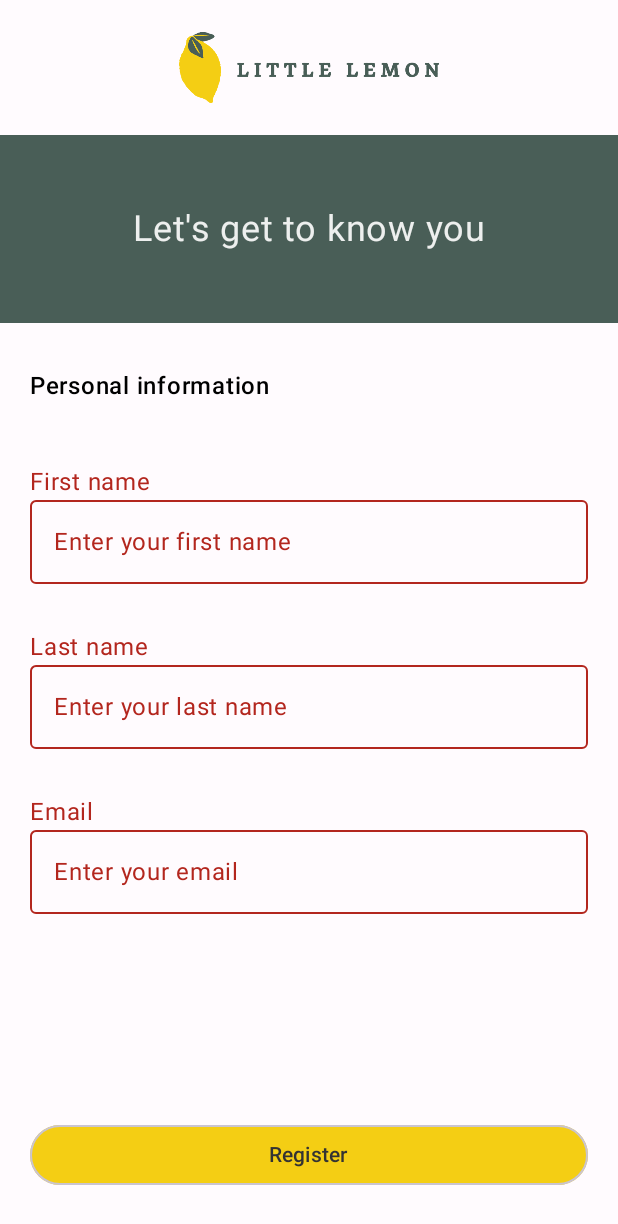
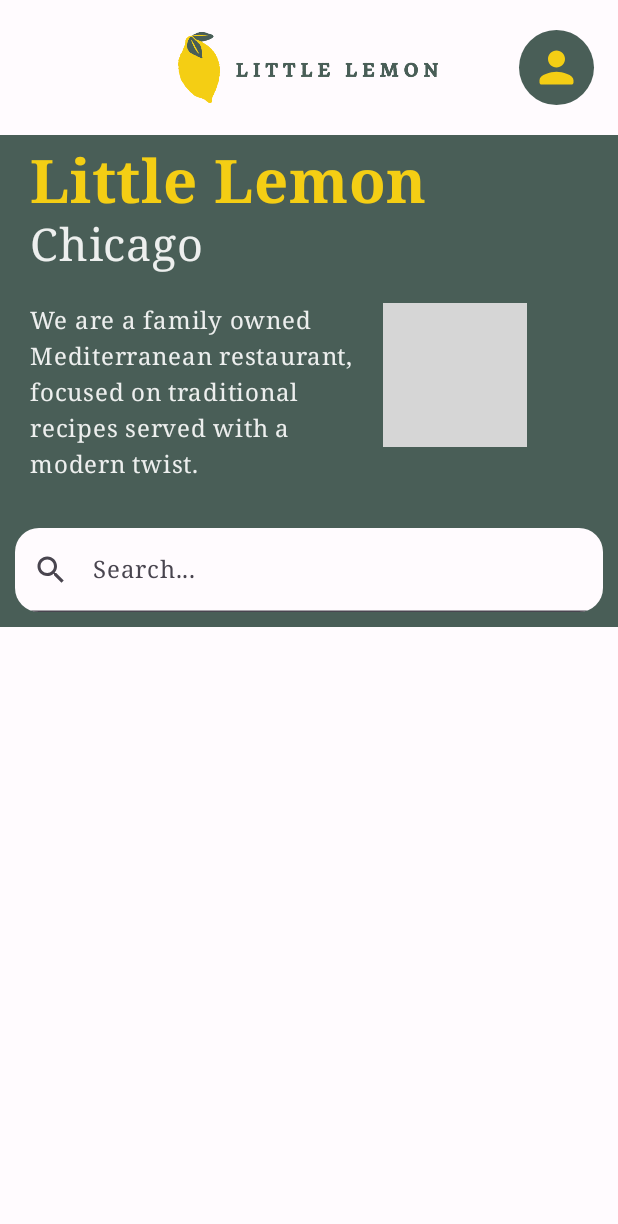
Before and after one commit to EberronBruce/LittleLemon-Android, an Android app built with Jetpack Compose: the screen it shows after launch (MainActivity), after a tap on "Register", on a phone screen of 412 x 824 dp. Shown: the top 1224 px of the screen. Run offline under Robolectric (Android 15) with nearby library versions, the phone set to English and light mode, and no system bars; grey boxes are pictures that could not be loaded.

Commit message:
Adjust Header Added Hero to home

```diff
--- a/app/src/main/java/com/redravencomputing/littlelemonandroid/ui/theme/Type.kt
+++ b/app/src/main/java/com/redravencomputing/littlelemonandroid/ui/theme/Type.kt
@@ -9,7 +9,7 @@ import androidx.compose.ui.unit.sp
 // Set of Material typography styles to start with
 val Typography = Typography(
 	bodyLarge = TextStyle(
-		fontFamily = FontFamily.Default,
+		fontFamily = FontFamily.Serif,
 		fontWeight = FontWeight.Normal,
 		fontSize = 16.sp,
 		lineHeight = 24.sp,
--- a/app/src/main/java/com/redravencomputing/littlelemonandroid/views/Home.kt
+++ b/app/src/main/java/com/redravencomputing/littlelemonandroid/views/Home.kt
@@ -1,17 +1,40 @@
 package com.redravencomputing.littlelemonandroid.views
 
+import androidx.compose.foundation.Image
 import androidx.compose.foundation.background
 import androidx.compose.foundation.clickable
 import androidx.compose.foundation.layout.Column
+import androidx.compose.foundation.layout.Row
 import androidx.compose.foundation.layout.fillMaxSize
+import androidx.compose.foundation.layout.fillMaxWidth
+import androidx.compose.foundation.layout.padding
+import androidx.compose.foundation.layout.sizeIn
+import androidx.compose.foundation.shape.RoundedCornerShape
+import androidx.compose.foundation.text.KeyboardOptions
+import androidx.compose.material.icons.Icons
+import androidx.compose.material.icons.filled.Search
+import androidx.compose.material3.ExperimentalMaterial3Api
+import androidx.compose.material3.Icon
 import androidx.compose.material3.MaterialTheme
 import androidx.compose.material3.Text
+import androidx.compose.material3.TextField
+import androidx.compose.material3.TextFieldDefaults
 import androidx.compose.runtime.Composable
 import androidx.compose.ui.Modifier
+import androidx.compose.ui.draw.clip
+import androidx.compose.ui.layout.ContentScale
+import androidx.compose.ui.res.painterResource
+import androidx.compose.ui.text.font.FontWeight
+import androidx.compose.ui.text.input.ImeAction
 import androidx.compose.ui.tooling.preview.Preview
+import androidx.compose.ui.unit.dp
+import androidx.compose.ui.unit.sp
 import androidx.navigation.NavHostController
 import androidx.navigation.compose.rememberNavController
+import com.redravencomputing.littlelemonandroid.R
 import com.redravencomputing.littlelemonandroid.ui.theme.LittleLemonAndroidTheme
+import com.redravencomputing.littlelemonandroid.ui.theme.LittleLemonLightGrey
+import com.redravencomputing.littlelemonandroid.ui.theme.LittleLemonYellow
 import com.redravencomputing.littlelemonandroid.viewModels.Profile
 
 @Composable
@@ -24,9 +47,89 @@ fun HomeScreen(navController: NavHostController) {
 				navController.navigate(Profile.route)
 			}
 	) {
-		Text(text = "Home Screen")
+		Header(home = true, navController = navController)
+		Hero()
 	}
 }
+
+
+@OptIn(ExperimentalMaterial3Api::class)
+@Composable
+fun Hero() {
+	Column(
+		modifier = Modifier
+			.fillMaxWidth()
+			.background(MaterialTheme.colorScheme.primary)
+	) {
+		Text(
+			text = "Little Lemon",
+			color = LittleLemonYellow,
+			fontSize = 40.sp,
+			fontWeight = FontWeight.SemiBold,
+			modifier = Modifier
+				.padding(start = 20.dp, top = 8.dp)
+		)
+		Text(
+			text = "Chicago",
+			color = LittleLemonLightGrey,
+			fontSize = 30.sp,
+			fontWeight = FontWeight.Medium,
+			modifier = Modifier
+				.padding(start = 20.dp)
+		)
+		Row(
+			modifier = Modifier
+				.fillMaxWidth()
+				.padding(10.dp)
+		) {
+			Text(
+				text = "We are a family owned Mediterranean restaurant, focused on traditional recipes served with a modern twist.",
+				color = LittleLemonLightGrey,
+				modifier = Modifier
+					.fillMaxWidth(0.6f)
+					.padding(10.dp)
+			)
+			Image(
+				painter = painterResource(id = R.drawable.hero_image),
+				contentDescription = "Hero Image",
+				contentScale = ContentScale.FillWidth,
+				modifier = Modifier
+					.sizeIn(
+						minWidth = 100.dp,
+						minHeight = 100.dp,
+						maxHeight = 150.dp,
+						maxWidth = 150.dp
+					)
+//					.size(150.dp)
+//					.height(150.dp)
+					.padding(10.dp)
+					.clip(RoundedCornerShape(16.dp))
+			)
+		}
+
+		TextField(
+			value = "",
+			onValueChange = {},
+			leadingIcon = {
+				Icon(
+					imageVector = Icons.Default.Search,
+					contentDescription = "Search Icon")
+			},
+			placeholder = { Text("Search...")},
+			keyboardOptions = KeyboardOptions(
+				imeAction = ImeAction.Search
+			),
+			modifier = Modifier
+				.fillMaxWidth()
+				.padding(10.dp),
+			colors =  TextFieldDefaults.textFieldColors(containerColor = MaterialTheme.colorScheme.background),
+			shape = RoundedCornerShape(16.dp)
+		)
+
+	}
+}
+
+
 
 @Preview(showBackground = true)
 @Composable
@@ -36,3 +139,11 @@ fun HomePreview() {
 		HomeScreen(navController)
 	}
 }
+
+@Preview(showBackground = true)
+@Composable
+fun HeroPreview() {
+	LittleLemonAndroidTheme {
+		Hero()
+	}
+}
--- a/app/src/main/java/com/redravencomputing/littlelemonandroid/views/Onboarding.kt
+++ b/app/src/main/java/com/redravencomputing/littlelemonandroid/views/Onboarding.kt
@@ -202,16 +202,17 @@ fun OnboardingForm(navController: NavHostController) {
 				.padding(bottom = 10.dp),
 			colors = ButtonDefaults.buttonColors(containerColor = LittleLemonYellow),
 			onClick = {
-				firstNameError = firstName.isBlank()
-				lastNameError = lastName.isBlank()
-				emailError = email.isBlank() || !isValidEmail(email)
-				//Check Fields and let user know if they are not filled out.
-				if (!firstNameError && !lastNameError && email.isNotBlank()) {
-					handleRegistration(context, navController, firstName, lastName, email)
-
-				} else {
-					Toast.makeText(context, "You are missing a field. Please fill out all the information.", Toast.LENGTH_SHORT).show()
-				}
+				navController.navigate(Home.route)
+//				firstNameError = firstName.isBlank()
+//				lastNameError = lastName.isBlank()
+//				emailError = email.isBlank() || !isValidEmail(email)
+//				//Check Fields and let user know if they are not filled out.
+//				if (!firstNameError && !lastNameError && email.isNotBlank()) {
+//					handleRegistration(context, navController, firstName, lastName, email)
+//
+//				} else {
+//					Toast.makeText(context, "You are missing a field. Please fill out all the information.", Toast.LENGTH_SHORT).show()
+//				}
 			}
 		) {
 			Text(
--- a/app/src/main/java/com/redravencomputing/littlelemonandroid/views/Profile.kt
+++ b/app/src/main/java/com/redravencomputing/littlelemonandroid/views/Profile.kt
@@ -33,7 +33,7 @@ fun ProfileScreen(navController: NavHostController) {
 			.fillMaxSize()
 			.background(MaterialTheme.colorScheme.background)
 	) {
-		Header()
+		Header(profile = true, navController = navController)
 		ScreenTitle(title = "Profile")
 		ProfileInfo(navController)
 	}
--- a/app/src/main/java/com/redravencomputing/littlelemonandroid/views/SharedComposables.kt
+++ b/app/src/main/java/com/redravencomputing/littlelemonandroid/views/SharedComposables.kt
@@ -2,38 +2,103 @@ package com.redravencomputing.littlelemonandroid.views
 
 import androidx.compose.foundation.Image
 import androidx.compose.foundation.background
+import androidx.compose.foundation.clickable
+import androidx.compose.foundation.layout.Arrangement
 import androidx.compose.foundation.layout.Box
+import androidx.compose.foundation.layout.Row
+import androidx.compose.foundation.layout.Spacer
 import androidx.compose.foundation.layout.fillMaxWidth
 import androidx.compose.foundation.layout.height
 import androidx.compose.foundation.layout.padding
+import androidx.compose.foundation.layout.size
+import androidx.compose.foundation.shape.CircleShape
 import androidx.compose.material3.MaterialTheme
 import androidx.compose.material3.Text
 import androidx.compose.runtime.Composable
 import androidx.compose.ui.Alignment
 import androidx.compose.ui.Modifier
+import androidx.compose.ui.graphics.ColorFilter
 import androidx.compose.ui.res.painterResource
+import androidx.compose.ui.tooling.preview.Preview
 import androidx.compose.ui.unit.dp
 import androidx.compose.ui.unit.sp
+import androidx.navigation.NavHostController
 import com.redravencomputing.littlelemonandroid.R
+import com.redravencomputing.littlelemonandroid.ui.theme.LittleLemonAndroidTheme
+import com.redravencomputing.littlelemonandroid.ui.theme.LittleLemonGreen
 import com.redravencomputing.littlelemonandroid.ui.theme.LittleLemonLightGrey
+import com.redravencomputing.littlelemonandroid.ui.theme.LittleLemonYellow
+import com.redravencomputing.littlelemonandroid.viewModels.Profile
 
 @Composable
-fun Header() {
+fun Header(navController: NavHostController? = null, home: Boolean = false, profile : Boolean = false) {
 	val logo = painterResource(id = R.drawable.logo)
-	Box(
+	val profileImage = painterResource(id = R.drawable.ic_profile)
+	val backImage = painterResource(id = R.drawable.ic_arrow_back)
+
+	Row(
 		modifier = Modifier
 			.fillMaxWidth()
 			.height(90.dp)
 			.background(MaterialTheme.colorScheme.background)
 			.padding(16.dp),
-		contentAlignment = Alignment.Center
+		horizontalArrangement = Arrangement.Center,
+		verticalAlignment = Alignment.CenterVertically
 	) {
+
+		if (profile) {
+			Box(
+				modifier = Modifier
+					.size(40.dp) // Adjust size as needed
+					.background(shape = CircleShape, color = LittleLemonGreen),
+				contentAlignment = Alignment.Center
+			) {
+				Image(
+					painter = backImage,
+					contentDescription = "Profile Image",
+					colorFilter = ColorFilter.tint(LittleLemonYellow),
+					modifier = Modifier
+						.size(40.dp) // Adjust size as needed
+						.padding(8.dp)
+						.clickable {
+							navController?.popBackStack()
+						}
+				)
+			}
+		}
+
+		Spacer(modifier = Modifier.weight(if (home) 2f else 1f))
+
 		Image(
 			painter = logo,
 			contentDescription = "Logo",
 			modifier = Modifier
 				.padding(5.dp)
 		)
+
+		Spacer(modifier = Modifier.weight(if (profile) 2f else 1f))
+
+		if (home) {
+			Box(
+				modifier = Modifier
+					.size(50.dp) // Adjust size as needed
+					.background(shape = CircleShape, color = LittleLemonGreen),
+				contentAlignment = Alignment.Center
+			) {
+				Image(
+					painter = profileImage,
+					contentDescription = "Profile Image",
+					colorFilter = ColorFilter.tint(LittleLemonYellow),
+					modifier = Modifier
+						.size(50.dp) // Adjust size as needed
+						.padding(8.dp)
+						.clickable {
+							navController?.navigate(Profile.route)
+						}
+				)
+			}
+		}
+
 	}
 }
 
@@ -53,3 +118,11 @@ fun ScreenTitle(title: String) {
 		)
 	}
 }
+
+@Preview(showBackground = true)
+@Composable
+fun HeaderPreview() {
+	LittleLemonAndroidTheme {
+		Header()
+	}
+}
--- /dev/null
+++ b/app/src/main/res/drawable/ic_arrow_back.xml
@@ -0,0 +1,5 @@
+<vector android:autoMirrored="true" android:height="100dp"
+    android:tint="#000000" android:viewportHeight="24"
+    android:viewportWidth="24" android:width="100dp" xmlns:android="http://schemas.android.com/apk/res/android">
+    <path android:fillColor="@android:color/white" android:pathData="M20,11H7.83l5.59,-5.59L12,4l-8,8 8,8 1.41,-1.41L7.83,13H20v-2z"/>
+</vector>
--- /dev/null
+++ b/app/src/main/res/drawable/ic_profile.xml
@@ -0,0 +1,5 @@
+<vector android:height="100dp" android:tint="#000000"
+    android:viewportHeight="24" android:viewportWidth="24"
+    android:width="100dp" xmlns:android="http://schemas.android.com/apk/res/android">
+    <path android:fillColor="@android:color/white" android:pathData="M12,12c2.21,0 4,-1.79 4,-4s-1.79,-4 -4,-4 -4,1.79 -4,4 1.79,4 4,4zM12,14c-2.67,0 -8,1.34 -8,4v1c0,0.55 0.45,1 1,1h14c0.55,0 1,-0.45 1,-1v-1c0,-2.66 -5.33,-4 -8,-4z"/>
+</vector>
```
